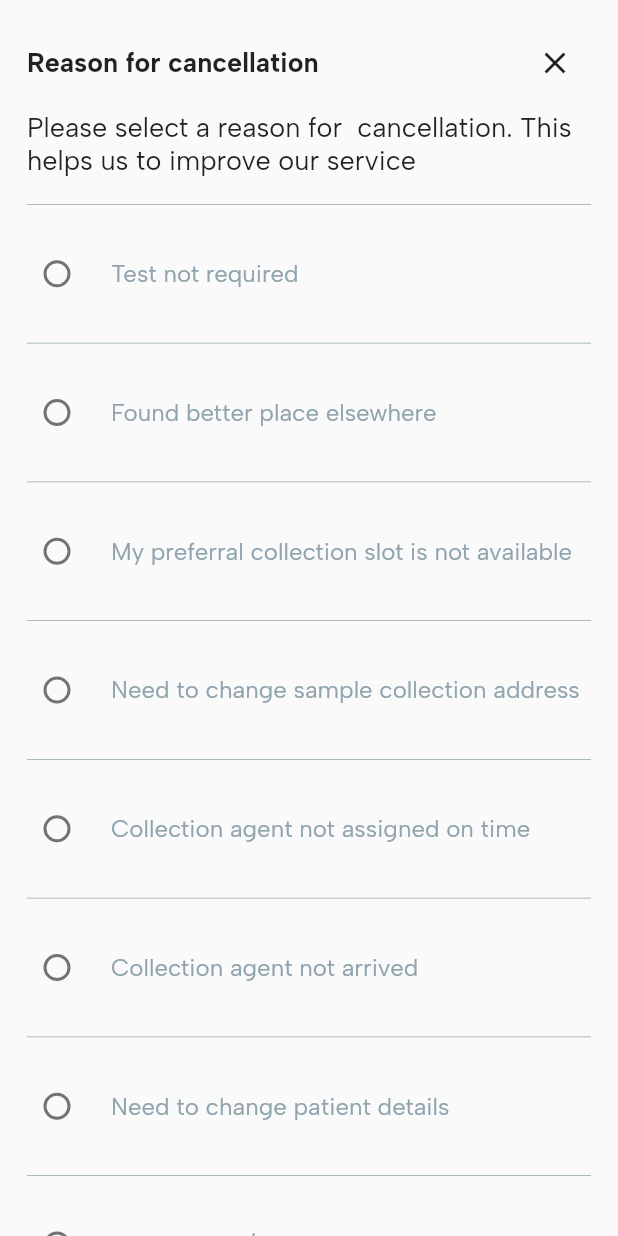
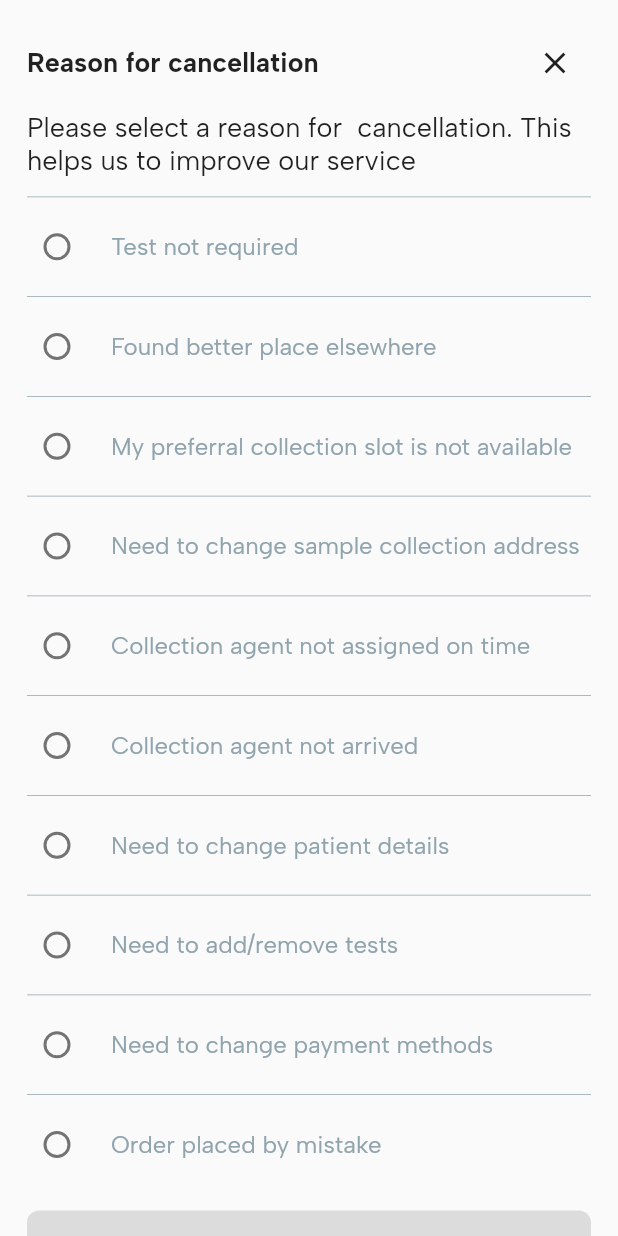
Before and after one commit to ayushh-gautam/QuickMeds, a Flutter app: the LabTestCartPage screen opened directly, scrolled down 407 dp, after a tap on "Cancel Order", on a phone screen of 412 x 824 dp. Run offline on Flutter 3.47's test engine with Material 3 defaults, Android fonts, the phone set to English and light mode, and no system bars; our stand-ins replace carousel_slider, connectivity_plus, file_picker, flutter_advanced_drawer, flutter_rating_bar, flutter_svg and 10 more; missing offline and left inert: get_ip_address; accounts and stored records are empty; network calls fail; project files that could hold a hidden picture were left out.

Commit message:
bottom sheet fix

```diff
--- a/lib/app/modules/lab_test_cart_module/lab_test_cart_page.dart
+++ b/lib/app/modules/lab_test_cart_module/lab_test_cart_page.dart
@@ -494,6 +494,7 @@ class LabTestCartPage extends GetView<LabTestCartController> {
                       onTap: () {
                         // Show Bottom Sheet
                         showModalBottomSheet(
+                          useSafeArea: true,
                           context: context,
                           isScrollControlled: true,
                           builder: (BuildContext context) {
@@ -525,6 +526,9 @@ class LabTestCartPage extends GetView<LabTestCartController> {
                                     bold: FontWeight.normal,
                                     size: 18,
                                   ),
+                                 const SizedBox(
+                                    height: 8,
+                                  ),
                                   ListView.builder(
                                     physics:
                                         const NeverScrollableScrollPhysics(),
@@ -539,7 +543,7 @@ class LabTestCartPage extends GetView<LabTestCartController> {
                                         return Column(
                                           children: [
                                             const SizedBox(
-                                              height: 18,
+                                              height: 5,
                                             ),
                                             Container(
                                               width: double.infinity,
@@ -547,7 +551,7 @@ class LabTestCartPage extends GetView<LabTestCartController> {
                                               color: greyColor,
                                             ),
                                             const SizedBox(
-                                              height: 18,
+                                              height: 5,
                                             ),
                                             RadioListTile<int>(
                                               activeColor: orangeColor,
```
